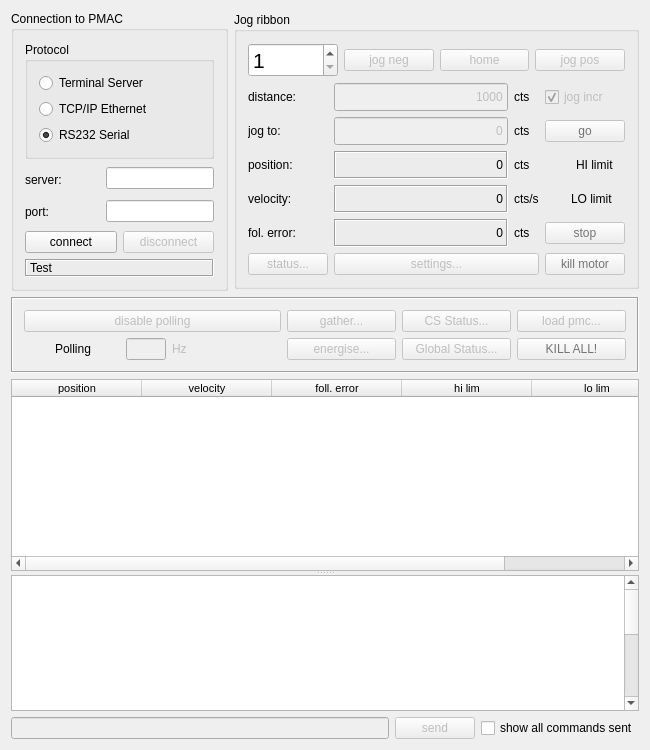
First picture: the form in dls_pmaccontrol/formControl.ui, repository DiamondLightSource/dls-pmac-control, before the edit.
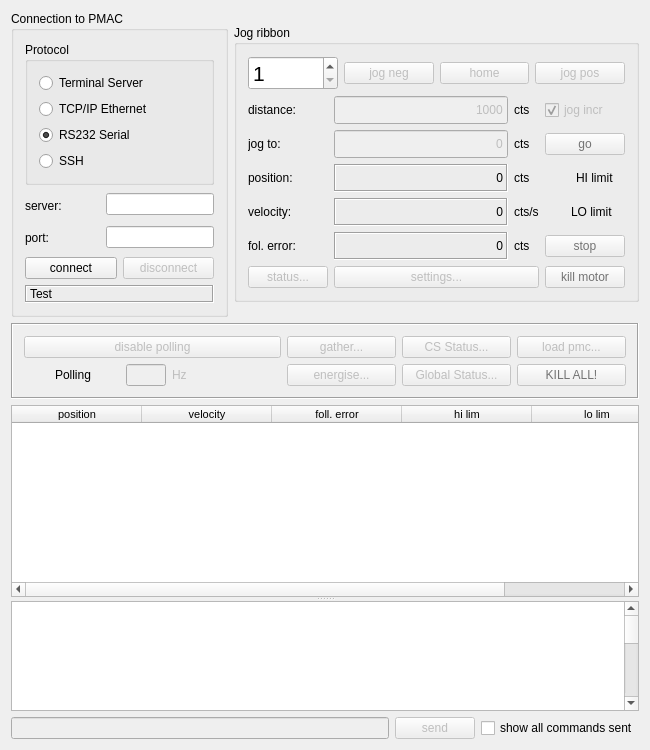
Second picture: the form after the edit. Icons and pictures are not drawn.

Patch:
```diff
--- a/dls_pmaccontrol/formControl.ui
+++ b/dls_pmaccontrol/formControl.ui
@@ -848,6 +848,22 @@
             </property>
            </widget>
           </item>
+          <item row="3" column="0">
+           <widget class="QRadioButton" name="rbUseSsh">
+            <property name="enabled">
+             <bool>true</bool>
+            </property>
+            <property name="sizePolicy">
+             <sizepolicy hsizetype="Preferred" vsizetype="Expanding">
+              <horstretch>0</horstretch>
+              <verstretch>0</verstretch>
+             </sizepolicy>
+            </property>
+            <property name="text">
+             <string>SSH</string>
+            </property>
+           </widget>
+          </item>
          </layout>
         </widget>
        </item>
```
Left out of the diff: 16 changed lines with no effect on the pictures.
